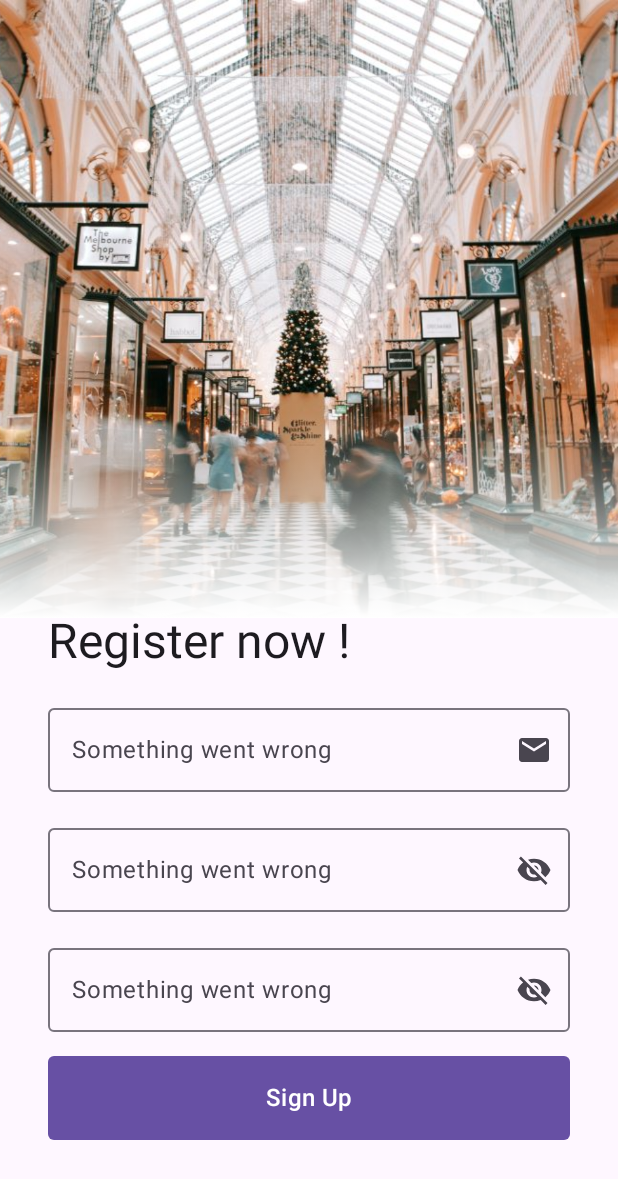
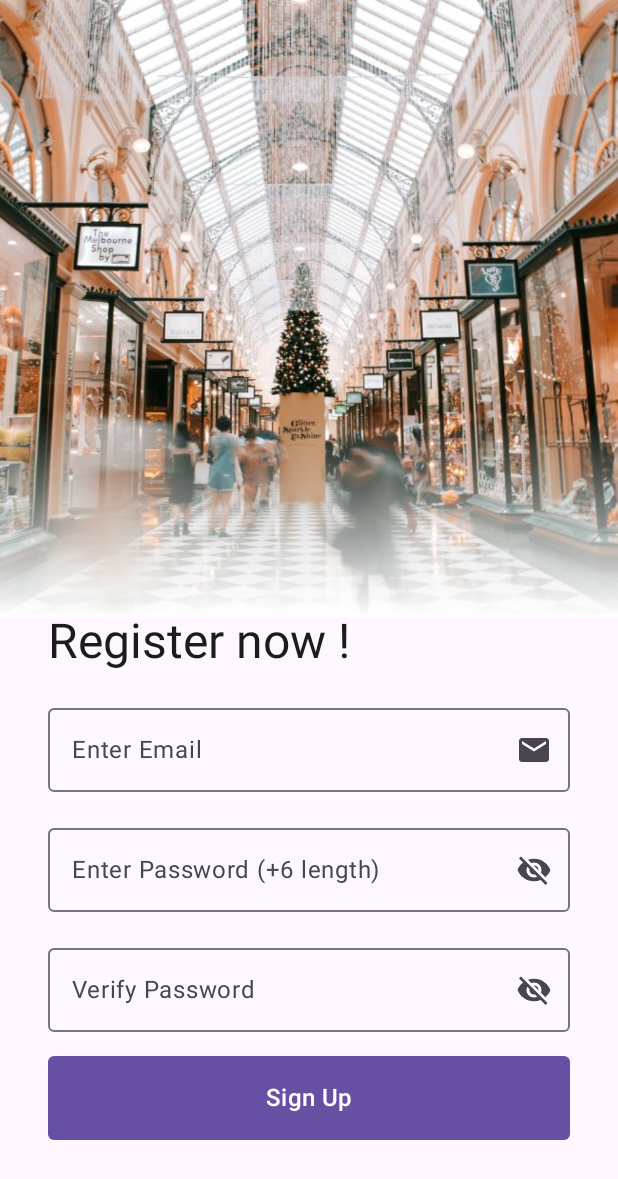
Before and after one commit to AhmetOcak/JetpackCompose-Shopping-App, an Android app built with Jetpack Compose: the sign_up_screen screen opened through its navigation route, on a phone screen of 412 x 824 dp. Shown: the top 1179 px of the screen. Run offline under Robolectric (Android 15) with nearby library versions, the phone set to English and light mode, and no system bars; our stand-ins replace Dagger/Hilt's generated code.

Commit message:
bug fixed

```diff
--- a/app/src/main/java/com/ahmetocak/shoppingapp/presentation/sign_up/SignUpScreen.kt
+++ b/app/src/main/java/com/ahmetocak/shoppingapp/presentation/sign_up/SignUpScreen.kt
@@ -46,11 +46,11 @@ fun SignUpScreen(
         onVerifyPasswordChange = viewModel::updateVerifyPasswordField,
         verifyPasswordFieldError = uiState.verifyPasFieldErrorMessage != null,
         emailLabel = uiState.emailFieldErrorMessage?.asString()
-            ?: stringResource(id = R.string.unknown_error),
+            ?: stringResource(id = R.string.enter_email),
         passwordLabel = uiState.passwordFieldErrorMessage?.asString()
-            ?: stringResource(id = R.string.unknown_error),
+            ?: stringResource(id = R.string.enter_password),
         verifyPasswordLabel = uiState.verifyPasFieldErrorMessage?.asString()
-            ?: stringResource(id = R.string.unknown_error),
+            ?: stringResource(id = R.string.verify_password),
         onSignUpClick = { viewModel.signUp(onNavigate) },
         isLoading = uiState.isLoading,
         isSignUpEnd = uiState.isSignUpEnd
```
